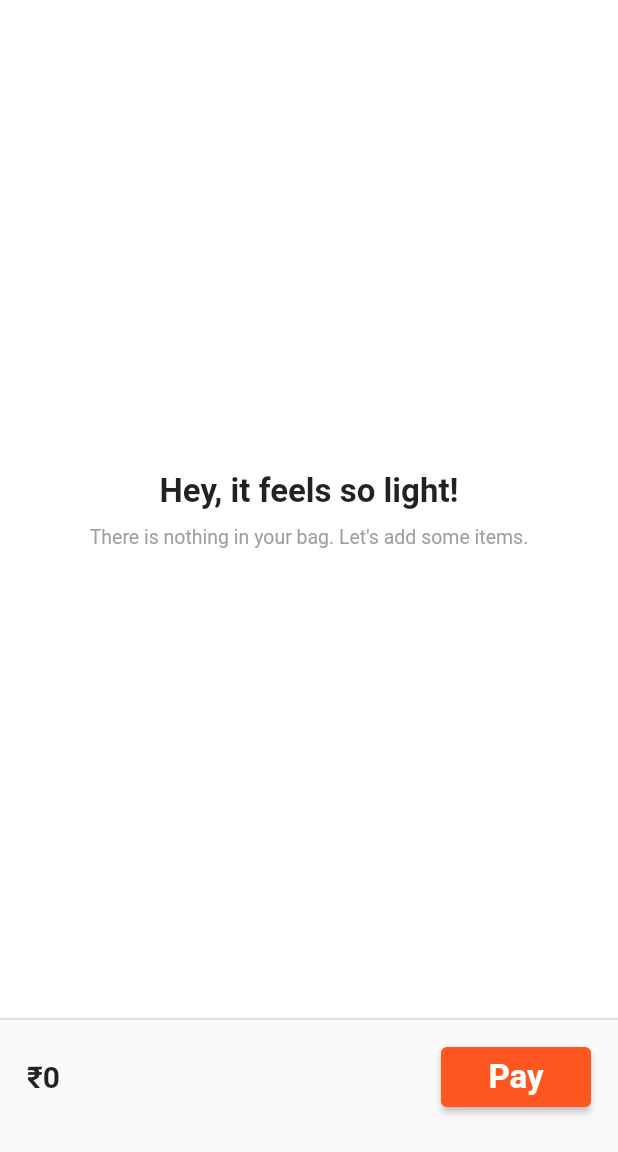
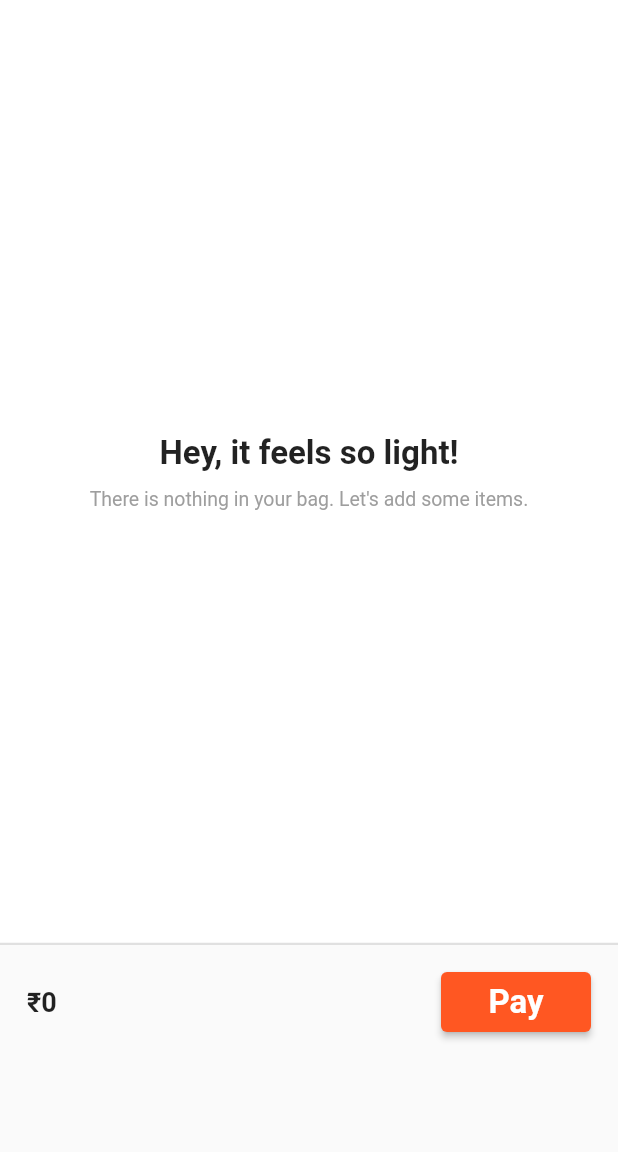
Before and after one commit to adityajaiswal094/Shopping-App, a Flutter app: the screen it shows after launch, after a tap on an icon or button, on a phone screen of 412 x 824 dp, the part 84-1236 px from its top. Run offline on Flutter 3.47's test engine with Material 2 defaults, Android fonts, the phone set to English and light mode, and no system bars; our stand-ins replace get; network calls fail.

Commit message:
Modified UI according to Realme 6

```diff
--- a/lib/pages/cart/cart_page.dart
+++ b/lib/pages/cart/cart_page.dart
@@ -25,7 +25,7 @@ class CartPage extends StatelessWidget {
           children: [
             Container(
               color: Colors.white,
-              height: 680,
+              height: 630,
               child: controller.cartList.isEmpty
                   ? cartIsEmpty()
                   : ListView.builder(
@@ -61,7 +61,7 @@ class CartPage extends StatelessWidget {
                           ? "₹0"
                           : "₹${controller.total}",
                       style: const TextStyle(
-                          fontSize: 20, fontWeight: FontWeight.bold),
+                          fontSize: 18, fontWeight: FontWeight.bold),
                     ),
                   ),
                   SizedBox(
@@ -74,7 +74,10 @@ class CartPage extends StatelessWidget {
                           "Order has been placed.",
                           duration: const Duration(seconds: 1),
                           snackPosition: SnackPosition.BOTTOM,
-                          // snackStyle: SnackStyle.GROUNDED,
+                          margin: const EdgeInsets.symmetric(
+                            vertical: 12.0,
+                            horizontal: 12.0,
+                          ),
                         );
                       },
                       child: const Text(
--- a/lib/pages/cart/cartlist_card.dart
+++ b/lib/pages/cart/cartlist_card.dart
@@ -60,7 +60,7 @@ class CartListCard extends StatelessWidget {
                     Text(
                       product.name,
                       style: const TextStyle(
-                        fontSize: 22,
+                        fontSize: 19,
                         fontWeight: FontWeight.w600,
                       ),
                     ),
--- a/lib/pages/home/product_list.dart
+++ b/lib/pages/home/product_list.dart
@@ -11,12 +11,12 @@ class ProductList extends StatelessWidget {
   @override
   Widget build(BuildContext context) {
     return Container(
-      height: 700,
+      height: 640,
       width: MediaQuery.of(context).size.width,
       color: Colors.white,
       child: GridView.builder(
         gridDelegate: const SliverGridDelegateWithFixedCrossAxisCount(
-          childAspectRatio: 0.80,
+          childAspectRatio: 0.70,
           crossAxisCount: 2,
           crossAxisSpacing: 0.5,
           mainAxisSpacing: 0.5,
@@ -51,7 +51,7 @@ class ProductList extends StatelessWidget {
                           Text(
                             Product.products[index].name,
                             style: const TextStyle(
-                                fontSize: 16, fontWeight: FontWeight.w600),
+                                fontSize: 15, fontWeight: FontWeight.w600),
                           ),
                           const SizedBox(
                             height: 5.0,
```
